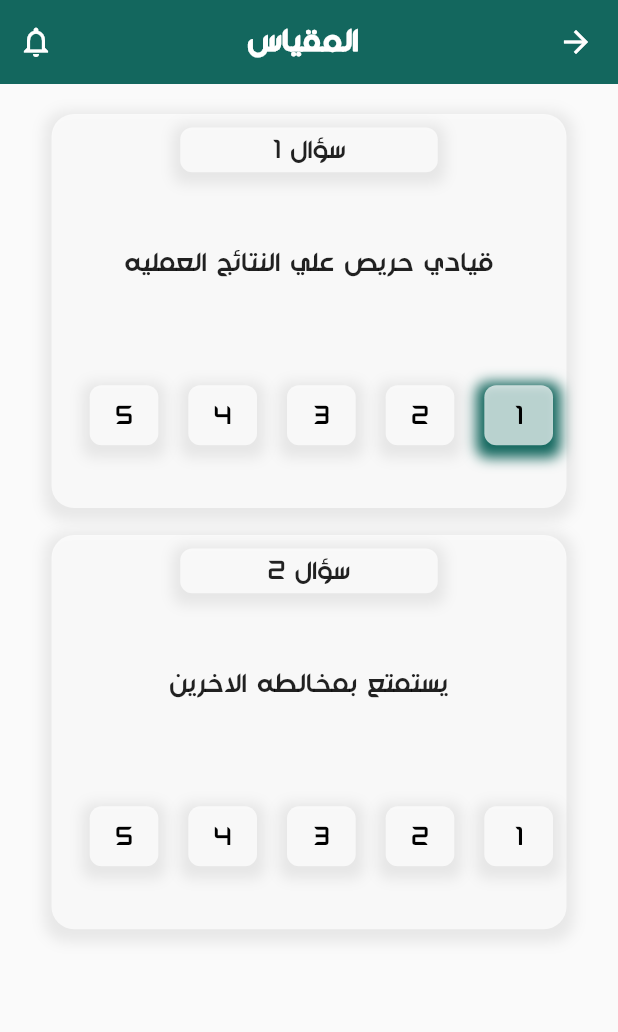
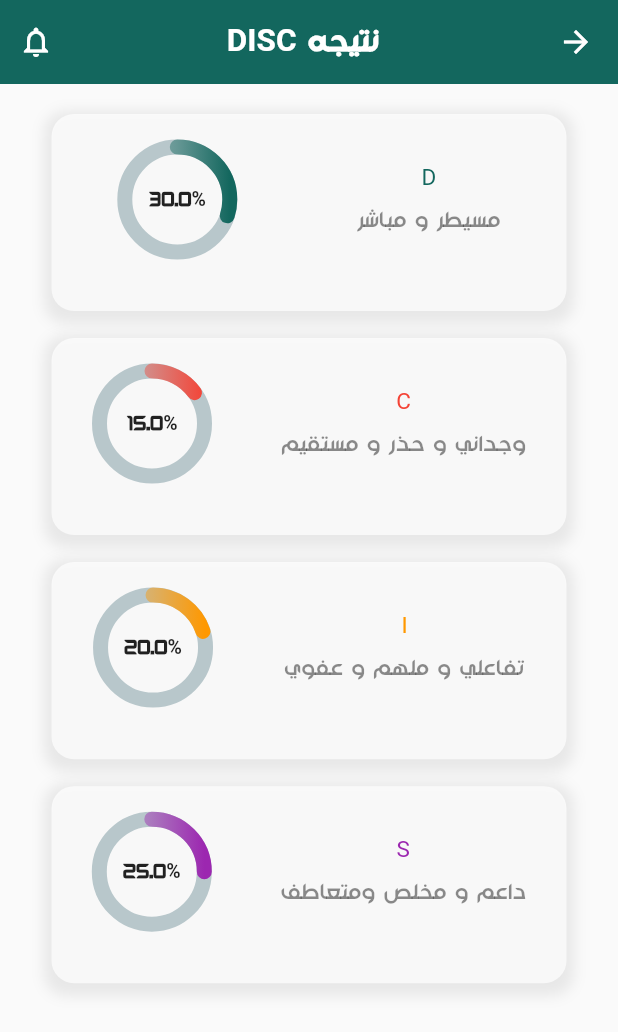
Before and after one commit to AhmedMostafa7474/Mutqen, a Flutter app: the exam_page screen opened directly with sample values from the repository, after a tap on an icon or button, on a phone screen of 412 x 824 dp. Shown: the top 1032 px of the screen. Run offline on Flutter 3.47's test engine with Material 2 defaults, Android fonts, the light colour scheme and no system bars; drawn by our look-alikes of percent_indicator; our stand-ins replace animated_splash_screen, easy_localization, flutter_phoenix, flutter_screenutil, flutter_svg, font_awesome_flutter and 5 more; accounts and stored records are empty.

Commit message:
change rout of bottom sheet , disc structure

```diff
--- a/lib/data/model/result.dart
+++ b/lib/data/model/result.dart
@@ -6,11 +6,17 @@ class result
 {
   String title;
   String description;
-  String subtitle = "يرغب أصحاب هذه الشخصية بفهم واستكشاف الأشياء المحيطة بهم ، ويدفعهم حب العمل والتعلم.";
+  String subtitle ;
   double res;
   Color color;
   List<resultdesc> resultdescription;
-  result(this.title, this.description,this.res,this.color,this.resultdescription);
+  result(
+  this.title,
+  this.description,
+  this.res,
+  this.color,
+  this.resultdescription, {this.subtitle = "يرغب أصحاب هذه الشخصية بفهم واستكشاف الأشياء المحيطة بهم ، ويدفعهم حب العمل والتعلم."}
+      );
 }
 
 class resultdesc
--- a/lib/presentation/exam/exam_screen.dart
+++ b/lib/presentation/exam/exam_screen.dart
@@ -3,12 +3,15 @@ import 'package:flutter/cupertino.dart';
 import 'package:flutter/material.dart';
 import 'package:flutter_screenutil/flutter_screenutil.dart';
 import 'package:mutqen/data/model/exam.dart';
+import 'package:mutqen/presentation/result/DISC/disc_result_screen.dart';
 import 'package:mutqen/presentation/result/Multiple/preresult_screen.dart';
 import 'package:mutqen/resources/color_manager.dart';
 import 'package:persistent_bottom_nav_bar/persistent_tab_view.dart';
 
 import '../../resources/assets_manager.dart';
 import '../../resources/common_widgets/app_bar.dart';
+import '../result/DISC/Widgets/disc_result_data.dart';
+import '../result/Fare2/Widgets/result_data.dart';
 import '../result/Fare2/result_screen.dart';
 
 class exam_page extends StatefulWidget {
@@ -93,6 +96,7 @@ class _exam_pageState extends State<exam_page> {
                                     onTap: () {
                                       if(widget.examm.title == exams[3].title)
                                         PersistentNavBarNavigator.pushNewScreen(context, screen: preresult_page());
+                                      else(PersistentNavBarNavigator.pushNewScreen(context, screen: disc_result_page(disc_results)));
                                     //  PersistentNavBarNavigator.pushNewScreen(context, screen: result_page());
                                       setState(() {
                                         rate[index2 + (index1 *2)] = index+1;
--- /dev/null
+++ b/lib/presentation/result/DISC/Widgets/disc_result_data.dart
@@ -0,0 +1,21 @@
+import 'dart:ui';
+
+import 'package:flutter/material.dart';
+import 'package:mutqen/resources/color_manager.dart';
+
+import '../../../../data/model/result.dart';
+
+List<resultdesc> disc_result_des= [
+  resultdesc("مسيطرومباشر",
+       "",
+       " يركز علي النتائج\n يفضل الإقدام علي الفعل بدلا من التخطيط \n يحب مواجهه التحديات و الإقدام علي المخاطر \n سرعة في تقييم المواقف و يحدد مسار العمل اللازم لتخطيه \n حازم مباشر منافس و لايحب إضاعه الوقت  \n يرغب دلئما في الحصول علي الاجابات المباشرة,عصاميون يتحدون الوضع الراهن \n لديهم ثقه فطريه بأنفسهم في تحقيق الأهداف الصعبه",
+       Icons.accessibility_new_sharp),
+
+
+];
+List<result> disc_results=[result("D", "مسيطر و مباشر",30,ColorManager.primary,disc_result_des),
+  result("C", "وجداني و حذر و مستقيم",15,Colors.red,disc_result_des),
+  result("I", "تفاعلي و ملهم و عفوي",20,Colors.orange,disc_result_des),
+  result("S", "داعم و مخلص ومتعاطف",25,Colors.purple,disc_result_des),
+
+];
--- /dev/null
+++ b/lib/presentation/result/DISC/disc_result_screen.dart
@@ -0,0 +1,107 @@
+import 'package:easy_localization/easy_localization.dart';
+import 'package:flutter/cupertino.dart';
+import 'package:flutter/material.dart';
+import 'package:flutter_screenutil/flutter_screenutil.dart';
+import 'package:mutqen/presentation/result/Fare2/resultdetails_screen.dart';
+import 'package:percent_indicator/circular_percent_indicator.dart';
+import 'package:persistent_bottom_nav_bar/persistent_tab_view.dart';
+
+import '../../../data/model/result.dart';
+import '../../../resources/assets_manager.dart';
+import '../../../resources/common_widgets/app_bar.dart';
+import '../../../resources/strings_manager.dart';
+
+
+class disc_result_page extends StatefulWidget {
+  List<result> results;
+  disc_result_page(this.results, {Key? key}) : super(key: key);
+
+  @override
+  State<disc_result_page> createState() => _disc_result_page();
+}
+
+class _disc_result_page extends State<disc_result_page> {
+  @override
+  Widget build(BuildContext context) {
+    return SafeArea(
+      child: Scaffold(
+        appBar: getAppBarWidgetWithNotificationIcon("نتيجه DISC", context),
+        body: Container(
+          padding: EdgeInsets.only(top: 20),
+          child: ListView.separated(
+            padding:  EdgeInsets.only(bottom: 20),
+            itemCount: widget.results.length,
+            itemBuilder: (BuildContext context, int index) {
+              return UnconstrainedBox(
+                child: InkWell(
+                  onTap: (){
+                    PersistentNavBarNavigator.pushNewScreen(context, screen: resultdetails_page(widget.results[index]));
+                  },
+                  child: Container(
+                    padding: EdgeInsets.all(9.0),
+                    height: 110.h,
+                    width: 300.w,
+                    decoration: BoxDecoration(boxShadow: [
+                      BoxShadow(
+                        color: Colors.grey.withOpacity(0.2),
+                        spreadRadius: 5,
+                        blurRadius: 7,
+                        offset: Offset(0, 3), // changes position of shadow
+                      ),
+                    ],
+                        color: Colors.white70,
+                        borderRadius: BorderRadius.circular(15)),
+                    child: Column(
+                      crossAxisAlignment: CrossAxisAlignment.center,
+                      children: [
+                        SizedBox(height: 8,),
+                        Row(
+                          mainAxisAlignment: MainAxisAlignment.spaceEvenly,
+                          children: [
+                            Column(
+                              children: [
+                                Text(widget.results[index].title,style: TextStyle(
+                                    color: widget.results[index].color
+                                ),),
+                                SizedBox(height: 10,),
+                                Text(widget.results[index].description ,style: TextStyle(color: Colors.black45),),
+                              ],
+                            ),
+                            SizedBox(width: 10,),
+                            Container(
+                              child: CircularPercentIndicator(
+                                radius: 40.0,
+                                lineWidth: 10.0,
+                                animation: true,
+                                animationDuration: 2000,
+                                percent: widget.results[index].res/100,
+                                center: new Text(
+                                  widget.results[index].res.toString()+"%",
+                                  style:
+                                  new TextStyle(fontWeight: FontWeight.bold, fontSize: 13.0),
+                                ),
+                                linearGradient: LinearGradient(colors:
+                                [widget.results[index].color.withOpacity(0.1),widget.results[index].color.withOpacity(0.5),widget.results[index].color]),
+                                circularStrokeCap: CircularStrokeCap.round,
+                                // progressColor: widget.results[index].color,
+                              ),
+                            ),
+                          ],
+                        ),
+                        SizedBox(height: 8,),
+                      ],
+                    ),
+                  ),
+                ),
+              );
+            },
+            separatorBuilder: (BuildContext context, int index) {
+              return SizedBox(
+                height: 18,
+              );
+            },),
+        ) ,
+      ),
+    );
+  }
+}
--- a/lib/presentation/result/Wazen/result_screen2.dart
+++ b/lib/presentation/result/Wazen/result_screen2.dart
@@ -8,6 +8,7 @@ import 'package:percent_indicator/linear_percent_indicator.dart';
 import 'package:persistent_bottom_nav_bar/persistent_tab_view.dart';
 
 import '../../../resources/common_widgets/app_bar.dart';
+import '../../../resources/common_widgets/bottom_sheet.dart';
 import '../Fare2/Widgets/result_data.dart';
 import 'Widgets/Wazen_data.dart';
 
@@ -34,40 +35,7 @@ class _result_page2State extends State<result_page2> {
                 child: InkWell(
                   onTap: (){
              //       PersistentNavBarNavigator.pushNewScreen(context, screen: resultdetails_page(results[index]));
-             showModalBottomSheet(
-             context: context,
-             builder: (context)
-             {
-               return SingleChildScrollView(
-                 child: Column(
-                     children: [
-                       Padding(
-                         padding: const EdgeInsets.all(12.0),
-                         child: Center(child: Text(" وسائل لتنمية "+wazenresults[index].title,style: TextStyle(
-                           fontSize: 20.sp,
-                           color: wazenresults[index].color
-                         ),),),
-                       ),
-                       ListView.separated(
-                         physics: NeverScrollableScrollPhysics(),
-                           shrinkWrap: true,
-                           separatorBuilder: (BuildContext context, int index) {
-                             return SizedBox(
-                               height: 8,
-                             );
-                           },
-                           itemCount: list.length, itemBuilder: (BuildContext context, int index) {
-                         return ListTile(
-                           leading: Text((index+1).toString()),
-                           title: Text(list[index]),
-                         );
-                       },),
-                       SizedBox(height: 50,)
-                     ]
-                 ),
-               );
-             }
-             );
+                    defaultBottomSheet(context, index);
                   },
                   child: Container(
                     padding: EdgeInsets.all(9.0),
--- /dev/null
+++ b/lib/resources/common_widgets/bottom_sheet.dart
@@ -0,0 +1,45 @@
+import 'package:flutter/material.dart';
+import 'package:flutter_screenutil/flutter_screenutil.dart';
+import '../../presentation/result/Wazen/Widgets/Wazen_data.dart';
+
+defaultBottomSheet(ctxt,int index){
+  showModalBottomSheet(
+      context: ctxt,
+      shape: const RoundedRectangleBorder(
+          borderRadius: BorderRadius.vertical(top: Radius.circular(20))),
+      builder: (context)
+      {
+        return Container(
+          height: 300.h,
+          child: SingleChildScrollView(
+            child: Column(
+                children: [
+                  Padding(
+                    padding: const EdgeInsets.all(14.0),
+                    child: Center(child: Text(" وسائل لتنمية "+wazenresults[index].title,style: TextStyle(
+                        fontSize: 20.sp,
+                        color: wazenresults[index].color
+                    ),),),
+                  ),
+                  ListView.separated(
+                    physics: NeverScrollableScrollPhysics(),
+                    shrinkWrap: true,
+                    separatorBuilder: (BuildContext context, int index) {
+                      return SizedBox(
+                        height: 8.h,
+                      );
+                    },
+                    itemCount: list.length, itemBuilder: (BuildContext context, int index) {
+                    return ListTile(
+                      leading: Text((index+1).toString()),
+                      title: Text(list[index]),
+                    );
+                  },),
+
+                ]
+            ),
+          ),
+        );
+      }
+  );
+}
```
Also changed, not shown: Screenshot_20230412_095137.png (added).
